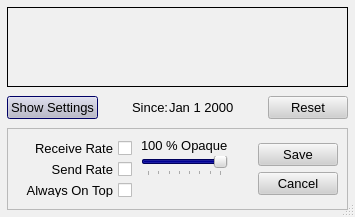
Qt form src/gui/bwgraph/bwgraph.ui (a-ilin/vidalia) before a commit.
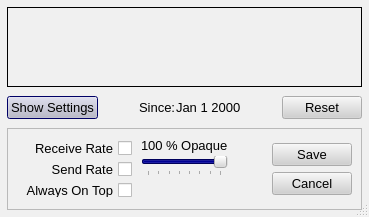
The same form after that commit. Icons and pictures are not drawn. Custom widgets are drawn as their Qt base class.

Commit message:
DJHasis wants the settings frame in the bandwidth graph to be a tad bit wider, so his Finnish translation of "Always On Top" fits.
svn:r985

Diff of the .ui file:
```diff
--- a/src/gui/bwgraph/bwgraph.ui
+++ b/src/gui/bwgraph/bwgraph.ui
@@ -466,7 +466,7 @@
      </property>
      <property name="minimumSize" >
       <size>
-       <width>341</width>
+       <width>355</width>
        <height>82</height>
       </size>
      </property>
```
